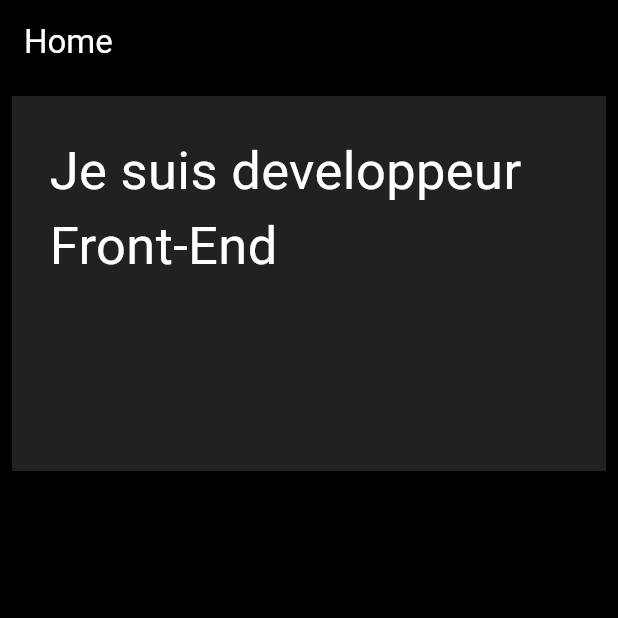
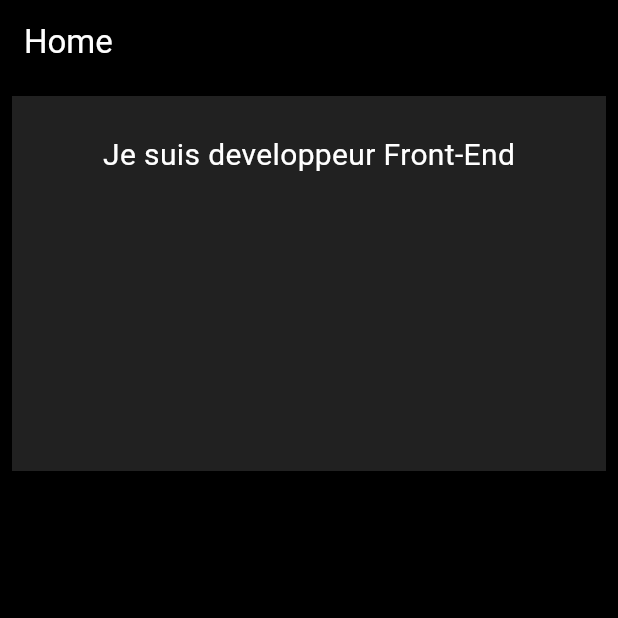
Before and after one commit to LacyAttorney599/portfolio_lacy, a Flutter app: the screen it shows after launch, on a phone screen of 412 x 824 dp, the top half of it. Run offline on Flutter 3.47's test engine with Material 3 defaults, Android fonts, the light colour scheme and no system bars.

Commit message:
Update mobile_destop.dart

```diff
--- a/lib/responsive/mobile_destop.dart
+++ b/lib/responsive/mobile_destop.dart
@@ -33,8 +33,11 @@
                   children: [
                     Text(
                       'Je suis developpeur Front-End',
-                      style: TextStyle(color: Colors.white, fontSize: 35),
+                      style: TextStyle(color: Colors.white, fontSize: 20),
                     ),
+                    const Container(
+                      color: Colors.white,
+                    )
                   ],
                 ),
               )),
```
